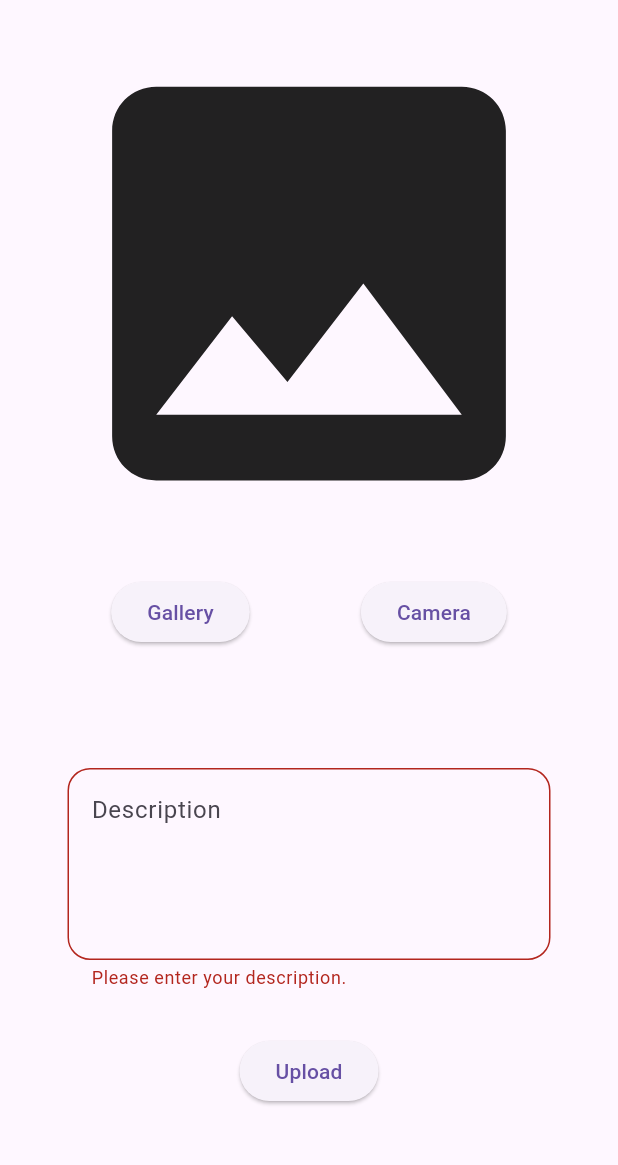
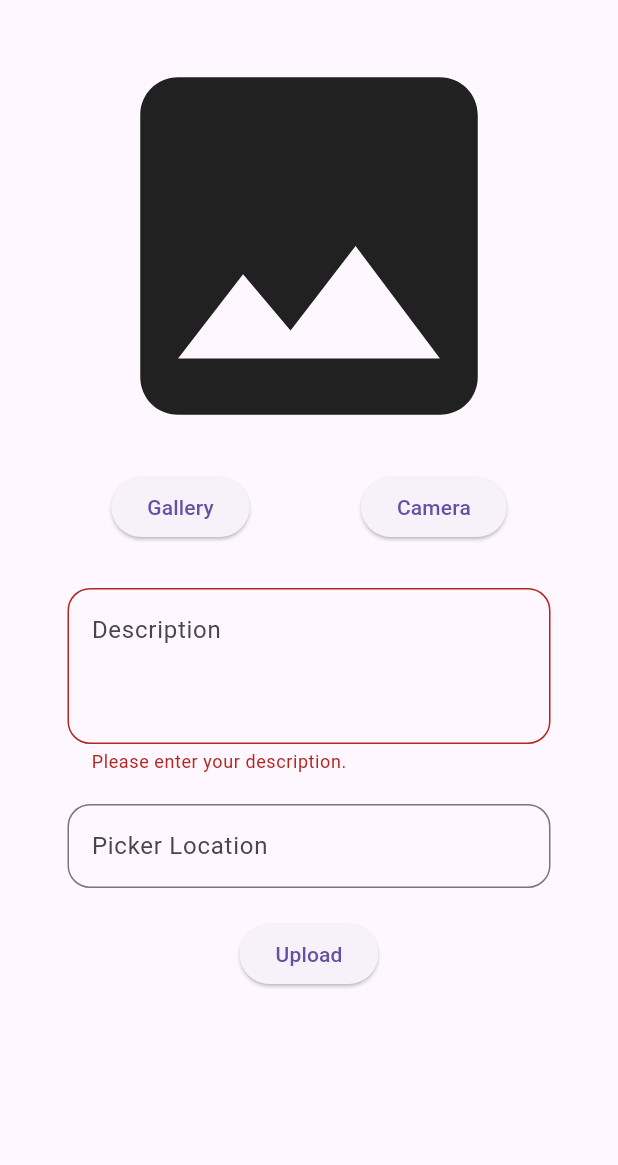
Before and after one commit to Tinesh14/story_app, a Flutter app: the NewStoryUi screen opened directly with empty values, after a tap on "Upload", on a phone screen of 412 x 824 dp, the part 63-1228 px from its top. Run offline on Flutter 3.47's test engine with Material 3 defaults, Android fonts, the phone set to English and light mode, and no system bars; our stand-ins replace cached_network_image, equatable, flutter_bloc, flutter_cache_manager, flutter_speed_dial, geocoding and 6 more; accounts and stored records are empty; generated files the repository leaves out were written again; project files that could hold a hidden picture were left out.

Commit message:
add new story with location picker

```diff
--- a/lib/data/api/api_service.dart
+++ b/lib/data/api/api_service.dart
@@ -60,6 +60,8 @@ class ApiService {
       final Map<String, String> fields = {
         "description": description,
       };
+      if (lat != null) fields['lat'] = lat.toString();
+      if (lon != null) fields['lon'] = lon.toString();
       final Map<String, String> headers = {
         "Content-type": "multipart/form-data",
         "Authorization": "Bearer $token",
--- a/lib/features/new_story/ui/new_story_ui.dart
+++ b/lib/features/new_story/ui/new_story_ui.dart
@@ -5,6 +5,8 @@ import 'dart:io';
 import 'package:flutter/foundation.dart';
 import 'package:flutter/material.dart';
 import 'package:flutter_bloc/flutter_bloc.dart';
+import 'package:geocoding/geocoding.dart' as geo;
+import 'package:google_maps_flutter/google_maps_flutter.dart';
 import 'package:image_picker/image_picker.dart';
 import 'package:story_app/data/api/api_service.dart';
 import 'package:story_app/features/new_story/cubit/new_story_cubit.dart';
@@ -17,9 +19,13 @@ import 'package:flutter_gen/gen_l10n/app_localizations.dart';
 
 class NewStoryUi extends StatefulWidget {
   Function() onRefreshListStory;
+  Function(LatLng) onPickerMap;
+  Function(Function(geo.Placemark, LatLng)) onSetLocation;
   NewStoryUi({
     super.key,
     required this.onRefreshListStory,
+    required this.onPickerMap,
+    required this.onSetLocation,
   });
 
   @override
@@ -33,6 +39,8 @@ class _NewStoryUiState extends State<NewStoryUi> {
   final descriptionController = TextEditingController();
   final formKey = GlobalKey<FormState>();
   NewStoryCubit? cubit;
+  geo.Placemark? selectedPlacemark;
+  LatLng? selectedLatLng;
   @override
   void dispose() {
     descriptionController.dispose();
@@ -79,11 +87,8 @@ class _NewStoryUiState extends State<NewStoryUi> {
                               alignment: Alignment.center,
                               child: Icon(
                                 Icons.image,
-                                size: 350,
+                                size: 300,
                               ),
-                            ),
-                      const SizedBox(
-                        height: 20,
                             ),
                       Row(
                         crossAxisAlignment: CrossAxisAlignment.center,
@@ -100,11 +105,13 @@ class _NewStoryUiState extends State<NewStoryUi> {
                         ],
                       ),
                       const SizedBox(
-                        height: 80,
+                        height: 30,
                       ),
                       Padding(
                         padding: const EdgeInsets.symmetric(horizontal: 45),
-                        child: TextFormField(
+                        child: Column(
+                          children: [
+                            TextFormField(
                               controller: descriptionController,
                               decoration: InputDecoration(
                                 border: OutlineInputBorder(
@@ -112,7 +119,7 @@ class _NewStoryUiState extends State<NewStoryUi> {
                                 ),
                                 hintText: locale.description,
                               ),
-                          maxLines: 4,
+                              maxLines: 3,
                               validator: (value) {
                                 if (value == null || value.isEmpty) {
                                   return locale.validateDescription;
@@ -120,9 +127,44 @@ class _NewStoryUiState extends State<NewStoryUi> {
                                 return null;
                               },
                             ),
+                            const SizedBox(
+                              height: 20,
+                            ),
+                            TextFormField(
+                              controller: selectedPlacemark != null
+                                  ? TextEditingController(
+                                      text:
+                                          '${selectedPlacemark?.street}\n${selectedPlacemark?.locality}, ${selectedPlacemark?.postalCode}, ${selectedPlacemark?.country}')
+                                  : null,
+                              onTap: () async {
+                                var latLng = await cubit?.requestPermission();
+                                if (latLng != null) {
+                                  widget.onPickerMap(latLng);
+                                  widget.onSetLocation((placemark, location) {
+                                    setState(() {
+                                      selectedPlacemark = placemark;
+                                      selectedLatLng = location;
+                                    });
+                                  });
+                                }
+                              },
+                              maxLines: selectedPlacemark != null ? 3 : 1,
+                              readOnly: true,
+                              decoration: InputDecoration(
+                                border: OutlineInputBorder(
+                                  borderRadius: BorderRadius.circular(15.0),
+                                ),
+                                hintText: "Picker Location",
+                              ),
+                              validator: (value) {
+                                return null;
+                              },
+                            ),
+                          ],
+                        ),
                       ),
                       const SizedBox(
-                        height: 30,
+                        height: 20,
                       ),
                       Row(
                         mainAxisAlignment: MainAxisAlignment.spaceEvenly,
@@ -131,7 +173,9 @@ class _NewStoryUiState extends State<NewStoryUi> {
                             onPressed: () async {
                               FocusScope.of(context).unfocus();
                               if (formKey.currentState?.validate() ?? false) {
-                                await upload();
+                                await upload(
+                                    lat: selectedLatLng?.latitude,
+                                    lon: selectedLatLng?.longitude);
                               }
                             },
                             child: Text(locale.upload),
@@ -150,13 +194,19 @@ class _NewStoryUiState extends State<NewStoryUi> {
             } else if (state is NewStoryOffline) {
               return OfflineAnimation(
                 onPressed: () async {
-                  await upload(loadAgain: true);
+                  await upload(
+                      loadAgain: true,
+                      lat: selectedLatLng?.latitude,
+                      lon: selectedLatLng?.longitude);
                 },
               );
             } else if (state is NewStoryError) {
               return ErrorAnimation(
                 onPressed: () async {
-                  await upload(loadAgain: true);
+                  await upload(
+                      loadAgain: true,
+                      lat: selectedLatLng?.latitude,
+                      lon: selectedLatLng?.longitude);
                 },
                 message: state.message,
               );
@@ -179,16 +229,18 @@ class _NewStoryUiState extends State<NewStoryUi> {
     );
   }
 
-  upload({bool loadAgain = false}) async {
+  upload({bool loadAgain = false, double? lat, double? lon}) async {
     if (imageFile != null) {
       var fileName = imageFile?.name;
       var bytes = await imageFile?.readAsBytes();
       var compress = await cubit?.compressImage(bytes!);
       if (loadAgain) {
-        cubit?.loadAgain(descriptionController.text, compress!, fileName ?? '');
+        cubit?.loadAgain(descriptionController.text, compress!, fileName ?? '',
+            lat: lat, lon: lon);
       } else {
         cubit?.uploadStory(
-            descriptionController.text, compress!, fileName ?? '');
+            descriptionController.text, compress!, fileName ?? '',
+            lat: lat, lon: lon);
       }
     }
   }
```
Also changed, not shown: lib/features/new_story/cubit/new_story_cubit.dart (+44 -5 lines), lib/routes/router_delegate.dart (+37 -2 lines), lib/screen/picker_map_screen.dart (added, +244 -0 lines). Lines whose indentation alone changed are shown as unchanged.
